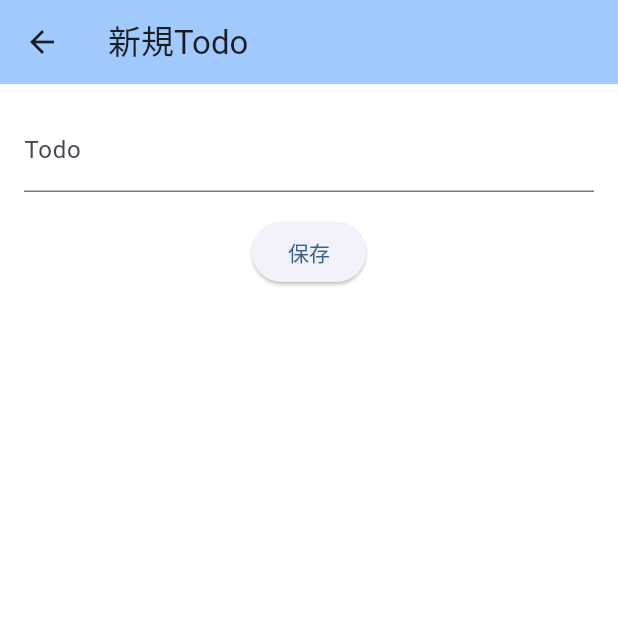
After one commit to micomia/trial, a Flutter app: the screen it shows after launch, item 3 of the bottom bar chosen, after a tap on the "add" icon, on a phone screen of 412 x 824 dp, the top half of it. The commit adds this screen. Run offline on Flutter 3.47's test engine with Material 3 defaults, Android fonts, the phone set to English and light mode, and no system bars.

Commit message:
UIの更新: 日本語化とデザインの改善

```diff
--- /dev/null
+++ b/lib/models/todo.dart
@@ -0,0 +1,6 @@
+class Todo {
+  final String title;
+  bool isDone;
+
+  Todo({required this.title, this.isDone = false});
+}
--- /dev/null
+++ b/lib/screens/add_todo_page.dart
@@ -0,0 +1,46 @@
+import 'package:flutter/material.dart';
+import '../models/todo.dart';
+
+class AddTodoPage extends StatefulWidget {
+  const AddTodoPage({super.key});
+
+  @override
+  State<AddTodoPage> createState() => _AddTodoPageState();
+}
+
+class _AddTodoPageState extends State<AddTodoPage> {
+  final TextEditingController _controller = TextEditingController();
+
+  void _save() {
+    final text = _controller.text.trim();
+    if (text.isEmpty) {
+      Navigator.of(context).pop();
+      return;
+    }
+    final todo = Todo(title: text);
+    Navigator.of(context).pop(todo);
+  }
+
+  @override
+  Widget build(BuildContext context) {
+    return Scaffold(
+      appBar: AppBar(
+        title: const Text('新規Todo'),
+        backgroundColor: Theme.of(context).colorScheme.inversePrimary,
+      ),
+      body: Padding(
+        padding: const EdgeInsets.all(16),
+        child: Column(
+          children: [
+            TextField(
+              controller: _controller,
+              decoration: const InputDecoration(labelText: 'Todo'),
+            ),
+            const SizedBox(height: 16),
+            ElevatedButton(onPressed: _save, child: const Text('保存')),
+          ],
+        ),
+      ),
+    );
+  }
+}
--- /dev/null
+++ b/lib/screens/counter_page.dart
@@ -0,0 +1,57 @@
+import 'package:flutter/material.dart';
+
+class CounterPage extends StatefulWidget {
+  const CounterPage({super.key});
+
+  @override
+  State<CounterPage> createState() => _CounterPageState();
+}
+
+class _CounterPageState extends State<CounterPage> {
+  int _counter = 0;
+
+  void _incrementCounter() {
+    setState(() {
+      _counter++;
+    });
+  }
+
+  @override
+  Widget build(BuildContext context) {
+    return Scaffold(
+      appBar: AppBar(
+        backgroundColor: Theme.of(context).colorScheme.inversePrimary,
+        title: const Text('Counter'),
+      ),
+      body: Center(
+        child: Column(
+          mainAxisAlignment: MainAxisAlignment.center,
+          children: <Widget>[
+            const Text('You have pushed the button this many times:'),
+            AnimatedSwitcher(
+              duration: const Duration(milliseconds: 400),
+              transitionBuilder: (child, animation) =>
+                  ScaleTransition(scale: animation, child: child),
+              child: Text(
+                '$_counter',
+                key: ValueKey<int>(_counter),
+                style: Theme.of(context)
+                    .textTheme
+                    .headlineMedium!
+                    .copyWith(
+                        color: Theme.of(context).colorScheme.primary,
+                        fontWeight: FontWeight.bold),
+              ),
+            ),
+          ],
+        ),
+      ),
+      floatingActionButton: FloatingActionButton(
+        backgroundColor: Theme.of(context).colorScheme.primary,
+        onPressed: _incrementCounter,
+        tooltip: 'Increment',
+        child: const Icon(Icons.add),
+      ),
+    );
+  }
+}
--- /dev/null
+++ b/lib/screens/home_screen.dart
@@ -0,0 +1,96 @@
+import 'package:flutter/material.dart';
+import '../models/note.dart';
+import '../models/todo.dart';
+import 'add_note_page.dart';
+import 'add_todo_page.dart';
+import 'counter_page.dart';
+import 'notes_list_page.dart';
+import 'todo_list_page.dart';
+
+class HomeScreen extends StatefulWidget {
+  const HomeScreen({super.key});
+
+  @override
+  State<HomeScreen> createState() => _HomeScreenState();
+}
+
+class _HomeScreenState extends State<HomeScreen> {
+  int _selectedIndex = 0;
+  final List<Note> _notes = [];
+  final List<Todo> _todos = [];
+
+  void _addNewNote() async {
+    final note = await Navigator.of(context).push<Note>(
+      MaterialPageRoute(builder: (_) => const AddNotePage()),
+    );
+    if (note != null) {
+      setState(() {
+        _notes.add(note);
+        _notes.sort((a, b) => b.date.compareTo(a.date));
+      });
+    }
+  }
+
+  void _addNewTodo() async {
+    final todo = await Navigator.of(context).push<Todo>(
+      MaterialPageRoute(builder: (_) => const AddTodoPage()),
+    );
+    if (todo != null) {
+      setState(() {
+        _todos.add(todo);
+      });
+    }
+  }
+
+  void _toggleTodoDone(int index) {
+    setState(() {
+      final todo = _todos[index];
+      todo.isDone = !todo.isDone;
+      if (todo.isDone) {
+        _todos.removeAt(index);
+      }
+    });
+  }
+
+  void _onItemTapped(int index) {
+    setState(() {
+      _selectedIndex = index;
+    });
+  }
+
+  @override
+  Widget build(BuildContext context) {
+    return Scaffold(
+      body: IndexedStack(
+        index: _selectedIndex,
+        children: [
+          const CounterPage(),
+          NotesListPage(notes: _notes, onAdd: _addNewNote),
+          TodoListPage(
+            todos: _todos,
+            onAdd: _addNewTodo,
+            onToggle: _toggleTodoDone,
+          ),
+        ],
+      ),
+      bottomNavigationBar: BottomNavigationBar(
+        currentIndex: _selectedIndex,
+        onTap: _onItemTapped,
+        items: const [
+          BottomNavigationBarItem(
+            icon: Icon(Icons.countertops),
+            label: 'Counter',
+          ),
+          BottomNavigationBarItem(
+            icon: Icon(Icons.note),
+            label: 'Notes',
+          ),
+          BottomNavigationBarItem(
+            icon: Icon(Icons.checklist),
+            label: 'Todos',
+          ),
+        ],
+      ),
+    );
+  }
+}
--- /dev/null
+++ b/lib/screens/notes_list_page.dart
@@ -0,0 +1,48 @@
+import 'package:flutter/material.dart';
+import '../models/note.dart';
+import 'note_detail_page.dart';
+
+class NotesListPage extends StatelessWidget {
+  final List<Note> notes;
+  final VoidCallback onAdd;
+
+  const NotesListPage({super.key, required this.notes, required this.onAdd});
+
+  String _formatDate(DateTime date) {
+    String twoDigits(int n) => n.toString().padLeft(2, '0');
+    return '${date.year}/${twoDigits(date.month)}/${twoDigits(date.day)} '
+        '${twoDigits(date.hour)}:${twoDigits(date.minute)}';
+  }
+
+  @override
+  Widget build(BuildContext context) {
+    return Scaffold(
+      appBar: AppBar(
+        title: const Text('メモ一覧'),
+        backgroundColor: Theme.of(context).colorScheme.inversePrimary,
+      ),
+      body: ListView.builder(
+        itemCount: notes.length,
+        itemBuilder: (context, index) {
+          final note = notes[index];
+          return ListTile(
+            title: Text(note.title),
+            subtitle: Text(_formatDate(note.date)),
+            onTap: () {
+              Navigator.of(context).push(
+                MaterialPageRoute(
+                  builder: (_) => NoteDetailPage(note: note),
+                ),
+              );
+            },
+          );
+        },
+      ),
+      floatingActionButton: FloatingActionButton(
+        onPressed: onAdd,
+        tooltip: 'Add Note',
+        child: const Icon(Icons.add),
+      ),
+    );
+  }
+}
--- /dev/null
+++ b/lib/screens/todo_list_page.dart
@@ -0,0 +1,41 @@
+import 'package:flutter/material.dart';
+import '../models/todo.dart';
+
+class TodoListPage extends StatelessWidget {
+  final List<Todo> todos;
+  final VoidCallback onAdd;
+  final Function(int) onToggle;
+
+  const TodoListPage({
+    super.key,
+    required this.todos,
+    required this.onAdd,
+    required this.onToggle,
+  });
+
+  @override
+  Widget build(BuildContext context) {
+    return Scaffold(
+      appBar: AppBar(
+        title: const Text('Todoリスト'),
+        backgroundColor: Theme.of(context).colorScheme.inversePrimary,
+      ),
+      body: ListView.builder(
+        itemCount: todos.length,
+        itemBuilder: (context, index) {
+          final todo = todos[index];
+          return CheckboxListTile(
+            title: Text(todo.title),
+            value: todo.isDone,
+            onChanged: (_) => onToggle(index),
+          );
+        },
+      ),
+      floatingActionButton: FloatingActionButton(
+        onPressed: onAdd,
+        tooltip: 'Add Todo',
+        child: const Icon(Icons.add),
+      ),
+    );
+  }
+}
```
Also changed, not shown: lib/main.dart (+4 -213 lines), lib/models/note.dart (added, +7 -0 lines), lib/screens/add_note_page.dart (added, +54 -0 lines), lib/screens/note_detail_page.dart (added, +41 -0 lines).
